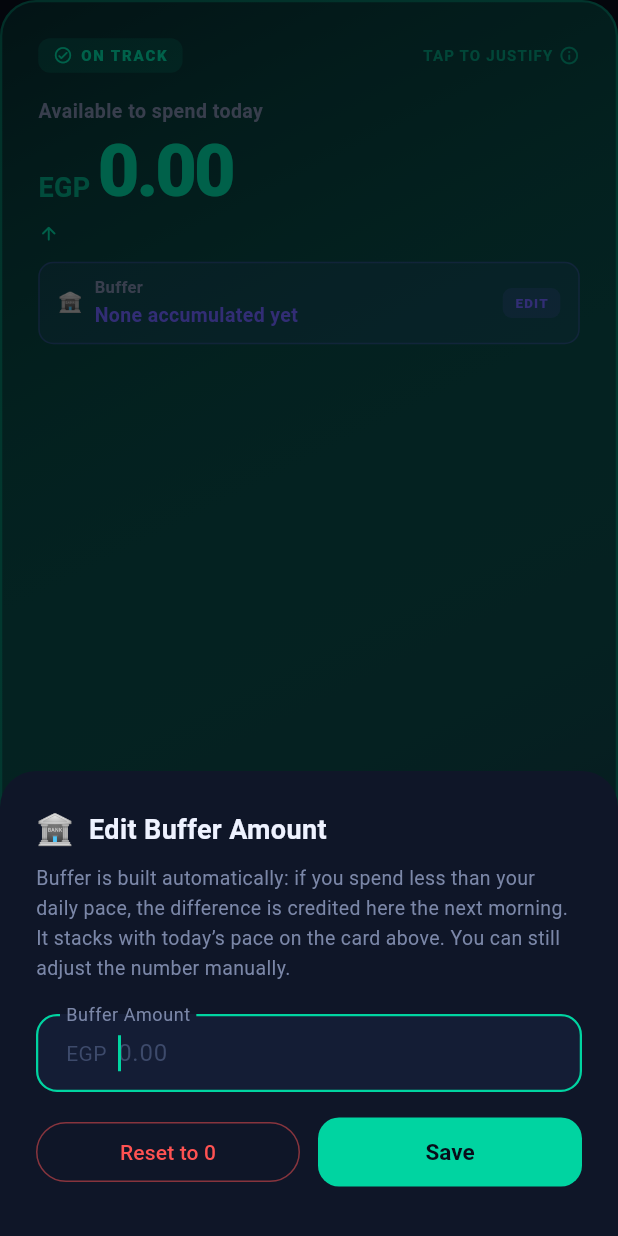
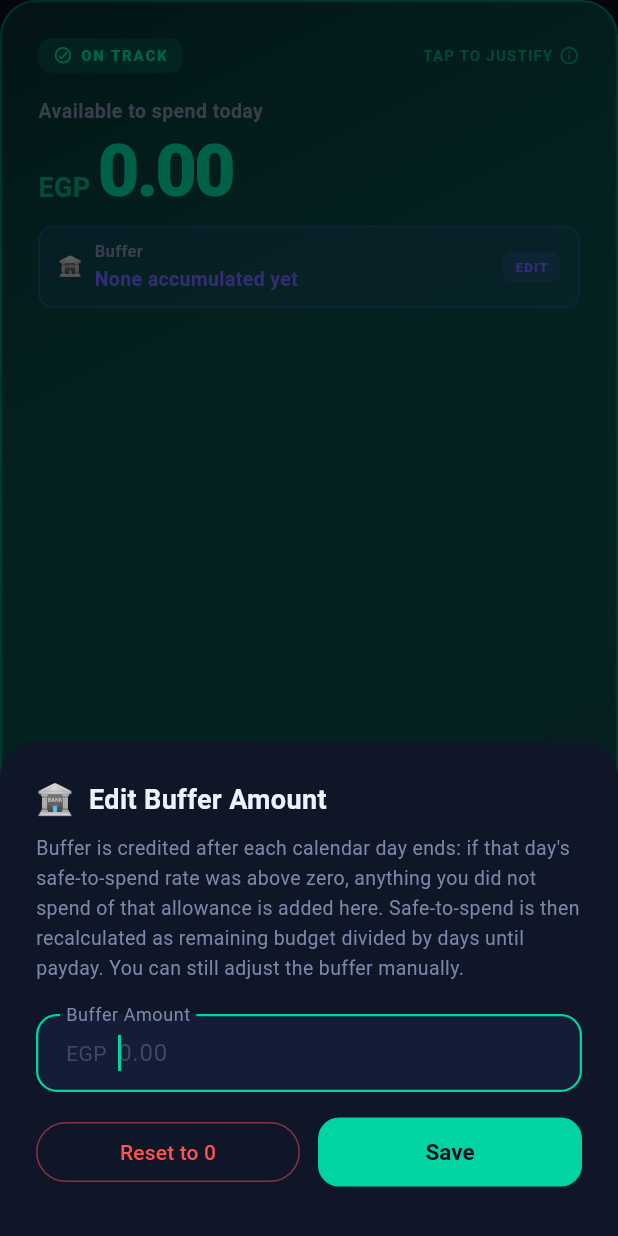
Before and after one commit to abuhussein1504/3ML, a Flutter app: the SafeToSpendCard widget shown alone on an empty page, opened directly with empty values, after a tap on "Buffer", on a phone screen of 412 x 824 dp. Run offline on Flutter 3.47's test engine with Material 3 defaults, Android fonts, the phone set to English and light mode, and no system bars; our stand-ins replace file_picker, fl_chart, share_plus, shared_preferences, sqflite, sqflite_common_ffi and 1 more; accounts and stored records are empty.

Commit message:
edit safetospend

```diff
--- a/lib/screens/settings/settings_screen.dart
+++ b/lib/screens/settings/settings_screen.dart
@@ -481,12 +481,7 @@ class _SettingsScreenState extends State<SettingsScreen>
             '• Transactions are stored locally in SQLite\n'
             '• Only the raw text you enter is sent to the AI backend\n'
             '• No personal financial data is sold or shared\n'
-            '• You can export and delete all data at any time\n\n'
-            'The only external calls are made to your configured backend URL:\n'
-            '1. POST /classify — routes your input to the right model\n'
-            '2. POST /parse — extracts transaction details\n'
-            '3. POST /coach — gives spending advice after a transaction\n'
-            '4. POST /chat — answers your budgeting questions',
+            '• You can export and delete all data at any time',
             style: TextStyle(color: c.textSecondary, height: 1.6),
           ),
         ),
--- a/lib/services/api_service.dart
+++ b/lib/services/api_service.dart
@@ -39,8 +39,8 @@ class ApiService {
   }
 
   // ── Remote Colab / ngrok — set full `https://….ngrok-free.app` URLs here ───
-  String _eventParserUrl = 'https://8fdb-34-125-144-45.ngrok-free.app';
-  String _coachChatUrl = 'https://2be5-34-125-136-34.ngrok-free.app';
+  String _eventParserUrl = 'https://9d31-34-21-153-46.ngrok-free.app';
+  String _coachChatUrl = 'https://d238-34-125-76-14.ngrok-free.app';
 
   void setEventParserUrl(String url) =>
       _eventParserUrl = url.trim().replaceAll(RegExp(r'/+$'), '');
--- a/lib/services/budget_service.dart
+++ b/lib/services/budget_service.dart
@@ -1,19 +1,12 @@
 import '../models/user_profile.dart';
 import '../models/transaction_model.dart';
-
-// Period budget math: pool, remaining, safe-to-spend (daily pace), category splits.
-// Buffer is money carried from underspent days; it is subtracted from [remaining] only
-// for the daily pace split so those dollars are not double-counted. Spending headroom
-// for today is pace + buffer (see home card).
 
 class BudgetResult {
   final double disposableIncome;
   final double totalSpent;
   final double totalIncome;
   final double totalSaved;
-  /// Cash still in the pay-period pool (disposable + income − expenses). Buffer does **not** reduce this.
   final double remaining;
-  /// Daily pace: `(remaining − buffer) ÷ days left`. Combine with your buffer for total spending room today.
   final double safeToSpend;
   final double safetyBuffer;
   final double expectedDailyRate;
@@ -41,21 +34,15 @@ class BudgetResult {
 }
 
 class BudgetService {
-  /// [bufferAmount] is parked outside the even split (unspent daily slices, manual edits).
-  /// Subtracted from [remaining] only when computing the **daily pace** so the same cash
-  /// is not split across days and also stacked in buffer. Use [safeToSpend] + buffer for
-  /// how much you can spend today.
   static BudgetResult calculate(
     UserProfile profile,
-    List<TransactionModel> allTransactions, {
-    double bufferAmount = 0.0,
-  }) {
+    List<TransactionModel> allTransactions,
+  ) {
     final lastPayday = profile.lastPayday;
     final nextPayday = profile.nextPayday;
     final totalDays = profile.totalDaysInPeriod;
     final daysRemaining = profile.daysUntilPayday.clamp(1, totalDays);
 
-    // Filter transactions for current period
     final periodTx = allTransactions.where((t) {
       return t.date.isAfter(lastPayday.subtract(const Duration(days: 1))) &&
           t.date.isBefore(nextPayday.add(const Duration(days: 1)));
@@ -63,8 +50,6 @@ class BudgetService {
 
     double totalSpent = 0;
     double totalIncome = 0;
-    /// Logged "savings" are not tracked here — the monthly savings goal lives on
-    /// [UserProfile.savingsGoal] only (set in Settings / setup).
     const double totalSaved = 0.0;
     final byCategory = <String, double>{};
 
@@ -82,11 +67,8 @@ class BudgetService {
     final disposable = profile.disposableIncome.clamp(0.0, double.maxFinite);
     final incomeAdjustedPool = disposable + totalIncome;
     final remaining = incomeAdjustedPool - totalSpent;
-    final buf = bufferAmount.clamp(0.0, double.maxFinite);
-    // Money already moved into the buffer must not raise tomorrow’s “slice” of STS.
-    final pacingPool = (remaining - buf);
     final safeToSpend =
-        daysRemaining > 0 ? pacingPool / daysRemaining : 0.0;
+        daysRemaining > 0 ? remaining / daysRemaining : 0.0;
     final expectedDailyRate =
         totalDays > 0 ? incomeAdjustedPool / totalDays : 0.0;
     final safetyBuffer = safeToSpend - expectedDailyRate;
@@ -111,12 +93,11 @@ class BudgetService {
     );
   }
 
-  /// Generate "Tap to Justify" explanation text (pass current buffer so the formula matches the card).
+  /// Generate "Tap to Justify" explanation text.
   static List<JustificationLine> justify(
     UserProfile profile,
-    BudgetResult result, {
-    double bufferAmount = 0.0,
-  }) =>
+    BudgetResult result,
+  ) =>
       [
         JustificationLine('Salary / Disposable',
             '+${_fmt(profile.disposableIncome, profile.currency)}',
@@ -133,6 +114,9 @@ class BudgetService {
         const JustificationLine('━━━━━━━━━━━━━━━━', ''),
         JustificationLine('Days Remaining',
             '${result.daysRemaining} of ${result.totalDays}'),
+        JustificationLine(
+            'Remaining budget ÷ days left',
+            '${_fmt(result.remaining, profile.currency)} ÷ ${result.daysRemaining}'),
         JustificationLine('Your Safe-to-Spend Today',
             _fmt(result.safeToSpend, profile.currency),
             bold: true),
--- a/lib/widgets/safe_to_spend_card.dart
+++ b/lib/widgets/safe_to_spend_card.dart
@@ -145,23 +145,6 @@ class SafeToSpendCard extends StatelessWidget {
                   ],
                 ),
               ),
-              const SizedBox(height: 10),
-              // Pace vs even split across the full pay period
-              Row(
-                crossAxisAlignment: CrossAxisAlignment.start,
-                children: [
-                  Icon(
-                    budget.safetyBuffer >= 0
-                        ? Icons.arrow_upward_rounded
-                        : Icons.arrow_downward_rounded,
-                    color: budget.safetyBuffer >= 0
-                        ? AppTheme.primary
-                        : AppTheme.danger,
-                    size: 14,
-                  ),
-                ],
-              ),
-
               const SizedBox(height: 12),
               _BufferRow(
                 bufferAmount: bufferAmt,
@@ -178,11 +161,7 @@ class SafeToSpendCard extends StatelessWidget {
 
   void _showJustification(BuildContext context) {
     final c = context.appColors;
-    final lines = BudgetService.justify(
-      profile,
-      budget,
-      bufferAmount: context.read<AppProvider>().buffer.amount,
-    );
+    final lines = BudgetService.justify(profile, budget);
 
     showModalBottomSheet(
       context: context,
@@ -194,7 +173,7 @@ class SafeToSpendCard extends StatelessWidget {
       isScrollControlled: true,
       builder: (_) => DraggableScrollableSheet(
         expand: false,
-        initialChildSize: 0.6,
+        initialChildSize: 0.72,
         maxChildSize: 0.9,
         builder: (_, sc) => Column(
           children: [
@@ -259,10 +238,14 @@ class SafeToSpendCard extends StatelessWidget {
                   return Padding(
                     padding: const EdgeInsets.symmetric(vertical: 6),
                     child: Row(
+                      crossAxisAlignment: CrossAxisAlignment.start,
                       children: [
                         Expanded(
+                          flex: 3,
                           child: Text(
                             line.label,
+                            maxLines: 4,
+                            overflow: TextOverflow.ellipsis,
                             style: TextStyle(
                               color:
                                   line.bold ? c.textPrimary : c.textSecondary,
@@ -274,9 +257,11 @@ class SafeToSpendCard extends StatelessWidget {
                         ),
                         if (line.value.isNotEmpty)
                           Flexible(
+                            flex: 2,
                             child: Text(
                               line.value,
                               textAlign: TextAlign.end,
+                              softWrap: true,
                               style: TextStyle(
                                 color: line.bold
                                     ? AppTheme.primary
@@ -287,7 +272,7 @@ class SafeToSpendCard extends StatelessWidget {
                                     : FontWeight.w500,
                               ),
                               overflow: TextOverflow.ellipsis,
-                              maxLines: 3,
+                              maxLines: 4,
                             ),
                           ),
                       ],
@@ -418,9 +403,10 @@ class _BufferRow extends StatelessWidget {
             ),
             const SizedBox(height: 8),
             Text(
-              'Buffer is built automatically: if you spend less than your daily pace, '
-              'the difference is credited here the next morning. It stacks with today’s pace '
-              'on the card above. You can still adjust the number manually.',
+              'Buffer is credited after each calendar day ends: if that day\'s safe-to-spend '
+              'rate was above zero, anything you did not spend of that allowance is added here. '
+              'Safe-to-spend is then recalculated as remaining budget divided by days until payday. '
+              'You can still adjust the buffer manually.',
               style:
                   TextStyle(color: c.textSecondary, fontSize: 13, height: 1.5),
             ),
```
Also changed, not shown: lib/providers/app_provider.dart (+14 -24 lines), lib/screens/analytics/analytics_screen.dart (+2 -10 lines), 2 other files.
